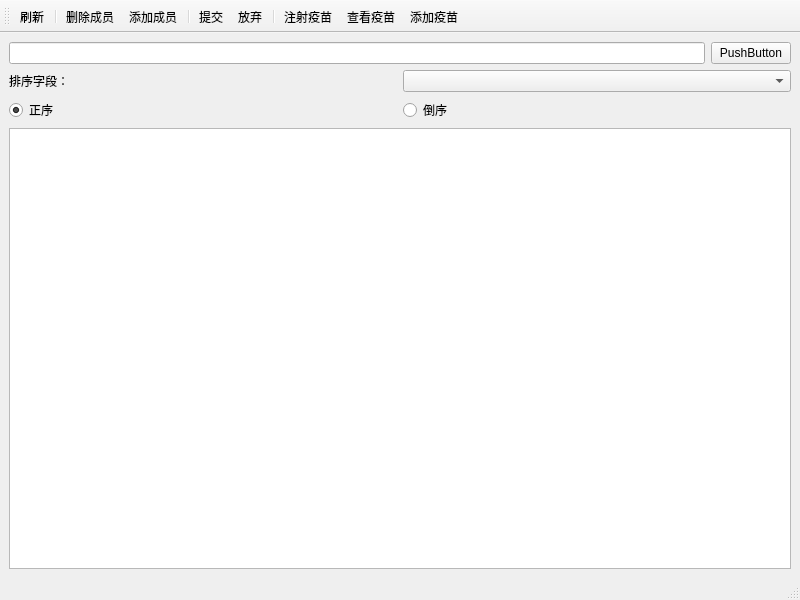
Above: mainwindow.ui from LiYulin-s/CommunityVaccine before the change. Below: the same form after it.
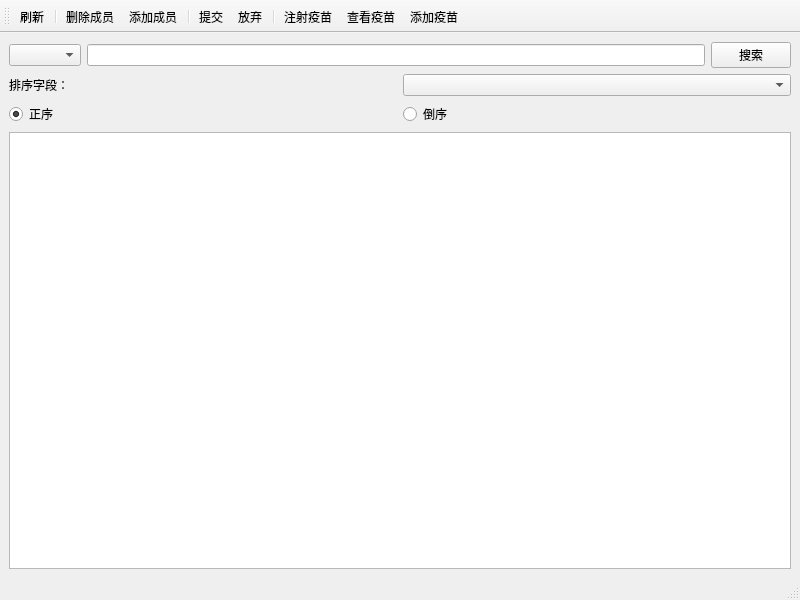
That is the form after the change.

Commit message: 搜索功能

```diff
--- a/mainwindow.ui
+++ b/mainwindow.ui
@@ -20,14 +20,17 @@
       <item>
        <layout class="QGridLayout" name="gridLayout">
         <item row="0" column="1">
+         <widget class="QLineEdit" name="searchEdit"/>
+        </item>
+        <item row="0" column="3">
          <widget class="QPushButton" name="searchButton">
           <property name="text">
-           <string>PushButton</string>
+           <string>搜索</string>
           </property>
          </widget>
         </item>
         <item row="0" column="0">
-         <widget class="QLineEdit" name="searchEdit"/>
+         <widget class="QComboBox" name="searchCom"/>
         </item>
        </layout>
       </item>
```
The commit also changes 3 other files.
